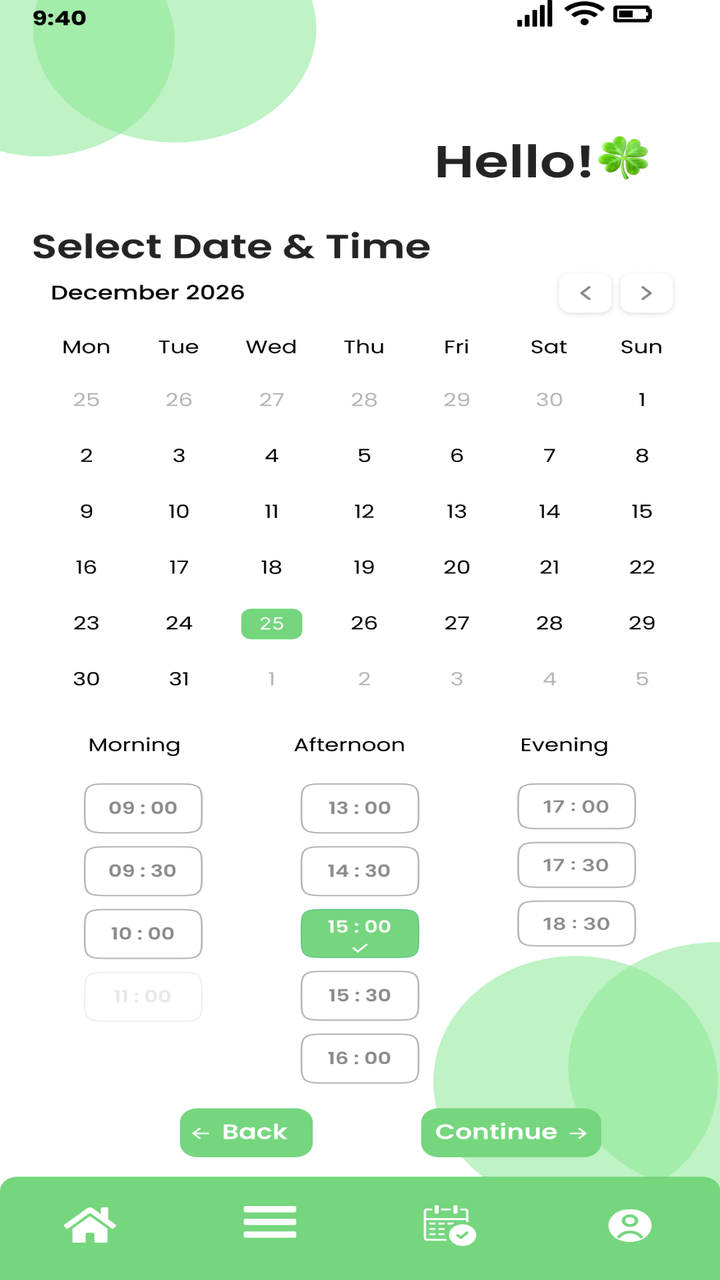
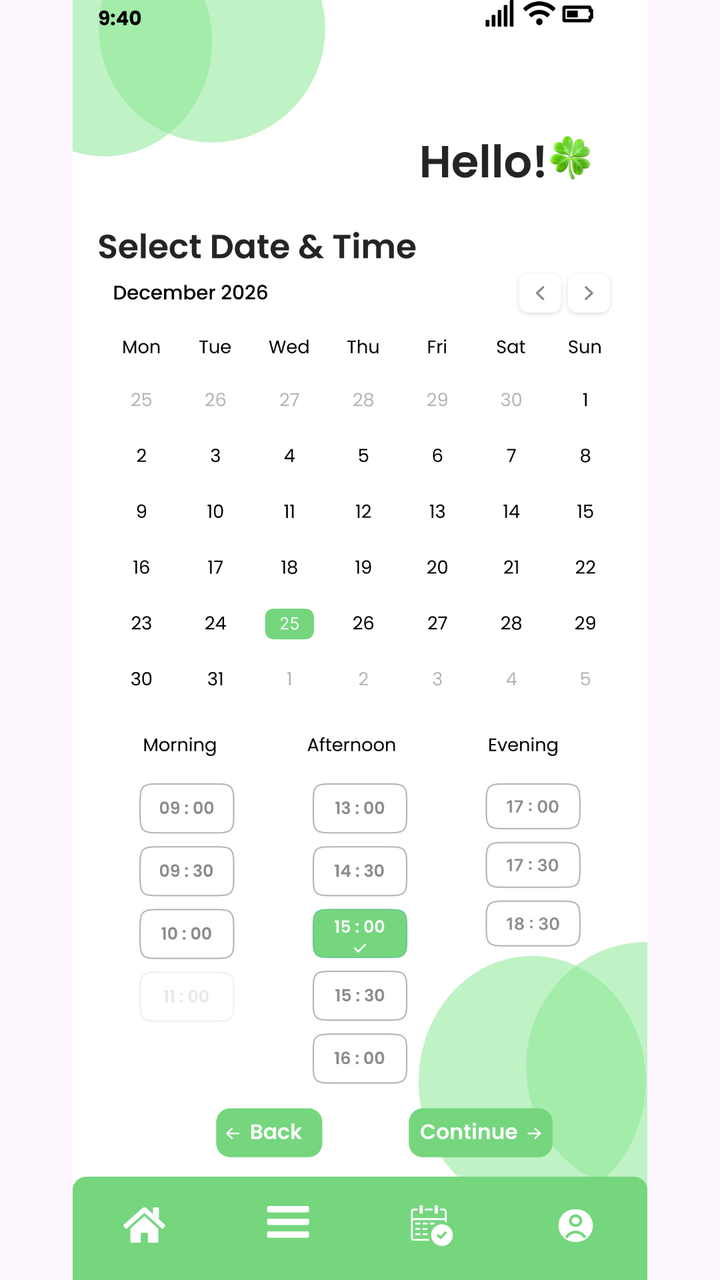

Screens rendered from an Android XML layout before and after an edit, with the pre-edit source and the edit as a unified diff.
<!-- AndroidManifest.xml: application theme Theme.COMP2000HKSoftwareEngineeringAssessment -->
<!-- res/layout/activity_bookingroom_selectroom_selectdatetime.xml -->
<?xml version="1.0" encoding="utf-8"?>
<androidx.constraintlayout.widget.ConstraintLayout xmlns:android="http://schemas.android.com/apk/res/android"
    xmlns:app="http://schemas.android.com/apk/res-auto"
    xmlns:tools="http://schemas.android.com/tools"
    android:id="@+id/main"
    android:layout_width="match_parent"
    android:layout_height="match_parent"
    tools:context=".bookingroom_selectroom_selectdatetime">

    <ImageView
        android:id="@+id/iv_login_page"
        android:layout_width="match_parent"
        android:layout_height="match_parent"
        android:scaleType="fitXY"
        android:src="@drawable/bookingroom_selectroom_selectdatetime"
        app:layout_constraintBottom_toBottomOf="parent"
        app:layout_constraintEnd_toEndOf="parent"
        app:layout_constraintStart_toStartOf="parent"
        app:layout_constraintTop_toTopOf="parent" />

    <ImageButton
        android:id="@+id/btn_select_datetime_select_continue"
        android:layout_width="0dp"
        android:layout_height="0dp"
        android:background="@android:color/transparent"
        app:layout_constraintBottom_toBottomOf="parent"
        app:layout_constraintDimensionRatio="3:1"
        app:layout_constraintEnd_toEndOf="parent"
        app:layout_constraintHorizontal_bias="0.778"
        app:layout_constraintStart_toStartOf="parent"
        app:layout_constraintTop_toTopOf="parent"
        app:layout_constraintVertical_bias="0.899"
        app:layout_constraintWidth_percent="0.24 " />

    <ImageButton
        android:id="@+id/btn_select_datetime_select_back"
        android:layout_width="0dp"
        android:layout_height="0dp"
        android:background="@android:color/transparent"
        app:layout_constraintBottom_toBottomOf="parent"
        app:layout_constraintDimensionRatio="2.5:1"
        app:layout_constraintEnd_toEndOf="parent"
        app:layout_constraintHorizontal_bias="0.306"
        app:layout_constraintStart_toStartOf="parent"
        app:layout_constraintTop_toTopOf="parent"
        app:layout_constraintVertical_bias="0.898"
        app:layout_constraintWidth_percent="0.19 " />

    <ImageButton
        android:id="@+id/btn_managermenuhomebutton"
        android:layout_width="0dp"
        android:layout_height="0dp"
        android:background="@android:color/transparent"
        app:layout_constraintBottom_toBottomOf="parent"
        app:layout_constraintDimensionRatio="2:1"
        app:layout_constraintEnd_toEndOf="parent"
        app:layout_constraintHorizontal_bias="0.071"
        app:layout_constraintStart_toStartOf="parent"
        app:layout_constraintTop_toTopOf="parent"
        app:layout_constraintVertical_bias="0.97"
        app:layout_constraintWidth_percent="0.15 " />


    <ImageButton
        android:id="@+id/btn_managermenubutton"
        android:layout_width="0dp"
        android:layout_height="0dp"
        android:background="@android:color/transparent"
        app:layout_constraintBottom_toBottomOf="parent"
        app:layout_constraintDimensionRatio="2:1"
        app:layout_constraintEnd_toEndOf="parent"
        app:layout_constraintHorizontal_bias="0.369"
        app:layout_constraintStart_toStartOf="parent"
        app:layout_constraintTop_toTopOf="parent"
        app:layout_constraintVertical_bias="0.969"
        app:layout_constraintWidth_percent="0.15" />

    <ImageButton
        android:id="@+id/btn_managermybookingbutton"
        android:layout_width="0dp"
        android:layout_height="0dp"
        android:background="@android:color/transparent"
        app:layout_constraintBottom_toBottomOf="parent"
        app:layout_constraintDimensionRatio="2:1"
        app:layout_constraintEnd_toEndOf="parent"
        app:layout_constraintHorizontal_bias="0.644"
        app:layout_constraintStart_toStartOf="parent"
        app:layout_constraintTop_toTopOf="parent"
        app:layout_constraintVertical_bias="0.969"
        app:layout_constraintWidth_percent="0.15" />

    <ImageButton
        android:id="@+id/btn_managermyprofile"
        android:layout_width="0dp"
        android:layout_height="0dp"
        android:background="@android:color/transparent"
        app:layout_constraintBottom_toBottomOf="parent"
        app:layout_constraintDimensionRatio="2:1"
        app:layout_constraintEnd_toEndOf="parent"
        app:layout_constraintHorizontal_bias="0.957"
        app:layout_constraintStart_toStartOf="parent"
        app:layout_constraintTop_toTopOf="parent"
        app:layout_constraintVertical_bias="0.969"
        app:layout_constraintWidth_percent="0.15" />

</androidx.constraintlayout.widget.ConstraintLayout>
<!-- resources referenced by this layout -->
<resources>
  <!-- drawable bookingroom_selectroom_selectdatetime: png bitmap (drawable, 158186 bytes) -->
  <style name="Theme.COMP2000HKSoftwareEngineeringAssessment" parent="Base.Theme.COMP2000HKSoftwareEngineeringAssessment" />
  <style name="Base.Theme.COMP2000HKSoftwareEngineeringAssessment" parent="Theme.Material3.DayNight.NoActionBar">
          
          
      </style>
</resources>

<!-- the commit's change to res/layout/activity_bookingroom_selectroom_selectdatetime.xml (unified diff, before → after) -->
@@ -11,7 +11,7 @@
         android:id="@+id/iv_login_page"
         android:layout_width="match_parent"
         android:layout_height="match_parent"
-        android:scaleType="fitXY"
+        android:scaleType="fitCenter"
         android:src="@drawable/bookingroom_selectroom_selectdatetime"
         app:layout_constraintBottom_toBottomOf="parent"
         app:layout_constraintEnd_toEndOf="parent"
